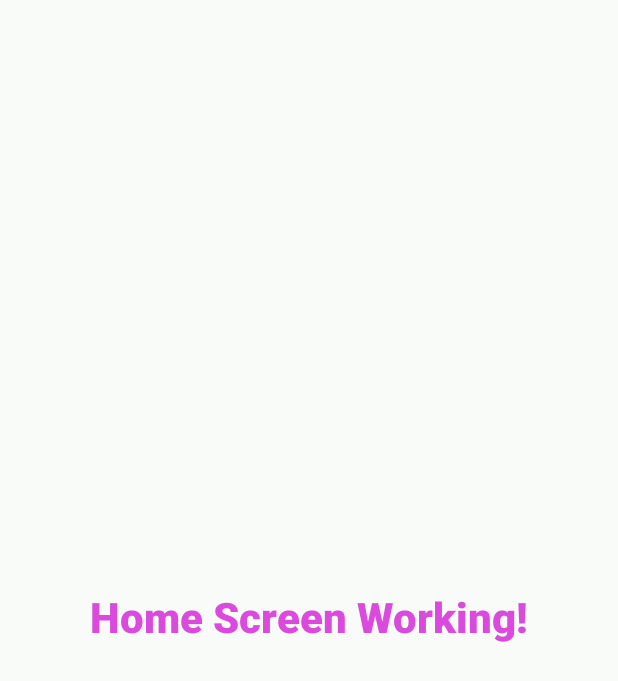
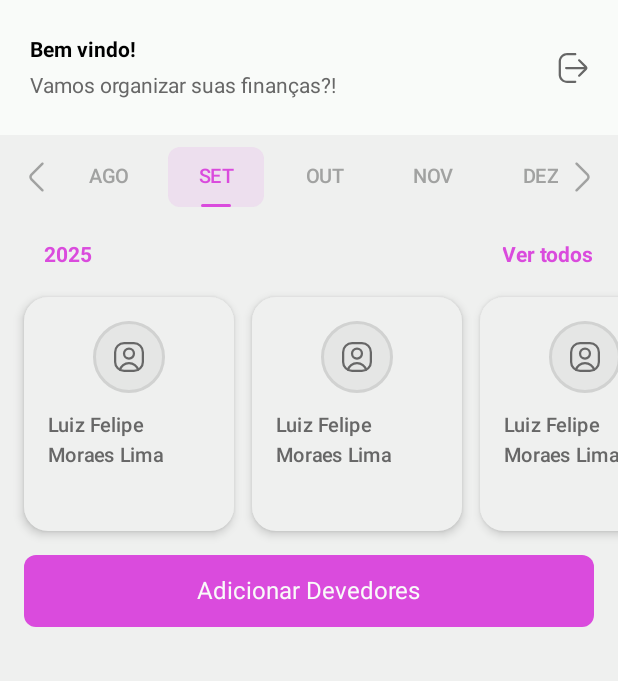
Before and after one commit to Luiz-F3lipe/Finance-Pay, an Android app built with Jetpack Compose: the @Preview function HomeScreenPrev, on a phone screen of 412 x 824 dp. Shown: the top 681 px of the screen. Run offline under Robolectric (Android 15) with nearby library versions, the phone set to English and light mode, and no system bars.

Commit message:
wip home

```diff
--- /dev/null
+++ b/app/src/main/java/com/luizf3lipe/financepay/components/header/Header.kt
@@ -0,0 +1,65 @@
+package com.luizf3lipe.financepay.components.header
+
+import androidx.compose.foundation.Image
+import androidx.compose.foundation.background
+import androidx.compose.foundation.layout.Arrangement
+import androidx.compose.foundation.layout.Box
+import androidx.compose.foundation.layout.Column
+import androidx.compose.foundation.layout.Row
+import androidx.compose.foundation.layout.WindowInsets
+import androidx.compose.foundation.layout.fillMaxWidth
+import androidx.compose.foundation.layout.height
+import androidx.compose.foundation.layout.padding
+import androidx.compose.foundation.layout.systemBars
+import androidx.compose.foundation.layout.windowInsetsPadding
+import androidx.compose.material3.Text
+import androidx.compose.material3.TextField
+import androidx.compose.runtime.Composable
+import androidx.compose.ui.Alignment
+import androidx.compose.ui.Modifier
+import androidx.compose.ui.res.painterResource
+import androidx.compose.ui.tooling.preview.Preview
+import androidx.compose.ui.unit.dp
+import com.luizf3lipe.financepay.R
+import com.luizf3lipe.financepay.ui.theme.Gray100
+import com.luizf3lipe.financepay.ui.theme.Gray500
+import com.luizf3lipe.financepay.ui.theme.TextSmall
+import com.luizf3lipe.financepay.ui.theme.TitleSmall
+
+@Composable
+fun Header() {
+    Box(
+        modifier = Modifier
+            .background(color = Gray100)
+            .fillMaxWidth()
+            .height(90.dp)
+            .windowInsetsPadding(WindowInsets.systemBars),
+        contentAlignment = Alignment.Center
+    ) {
+        Row(
+            modifier = Modifier
+                .fillMaxWidth()
+                .padding(horizontal = 20.dp),
+            horizontalArrangement = Arrangement.SpaceBetween,
+            verticalAlignment = Alignment.CenterVertically
+        ) {
+            Column(
+                verticalArrangement = Arrangement.spacedBy(8.dp)
+            ) {
+                Text(text = "Bem vindo!", style = TitleSmall)
+                Text(text = "Vamos organizar suas finanças?!", style = TextSmall, color = Gray500)
+            }
+
+            Image(
+                painter = painterResource(id = R.drawable.ic_logout),
+                contentDescription = "Sair logo",
+            )
+        }
+    }
+}
+
+@Preview
+@Composable
+private fun HeaderPrev() {
+    Header()
+}
--- a/app/src/main/java/com/luizf3lipe/financepay/components/monthSelector/MonthSelector.kt
+++ b/app/src/main/java/com/luizf3lipe/financepay/components/monthSelector/MonthSelector.kt
@@ -60,7 +60,6 @@ fun MonthSelector(
     onMonthSelected: (Month, Int) -> Unit = { _, _ -> },
     modifier: Modifier = Modifier,
     showNavigationArrows: Boolean = true,
-    monthsToShow: Int = 12, // quantos meses mostrar (passado + futuro)
     locale: Locale = Locale("pt", "BR")
 ) {
     val currentDate = LocalDate.now()
@@ -68,8 +67,8 @@ fun MonthSelector(
     var currentSelectedYear by remember { mutableIntStateOf(selectedYear) }
 
     // Gerar lista de meses baseada na data atual
-    val months = remember(currentDate, monthsToShow) {
-        generateMonthsList(currentDate, monthsToShow, locale)
+    val months = remember(currentDate,) {
+        generateMonthsList(currentDate.year, locale)
     }
 
     val listState = rememberLazyListState()
@@ -234,28 +233,16 @@ private fun NavigationArrow(
 // Função helper para gerar lista de meses
 @RequiresApi(Build.VERSION_CODES.O)
 private fun generateMonthsList(
-    currentDate: LocalDate,
-    monthsToShow: Int,
+    year: Int,
     locale: Locale
 ): List<MonthData> {
-    val months = mutableListOf<MonthData>()
-    val startDate = currentDate.minusMonths((monthsToShow / 2).toLong())
-
-    repeat(monthsToShow) { index ->
-        val date = startDate.plusMonths(index.toLong())
-        months.add(
-            MonthData(
-                month = date.month,
-                year = date.year,
-                displayName = date.month.getDisplayName(
-                    TextStyle.SHORT,
-                    locale
-                ).take(3) // Garantir máximo 3 caracteres
-            )
+    return Month.values().map { month ->
+        MonthData(
+            month = month,
+            year = year,
+            displayName = month.getDisplayName(TextStyle.SHORT, locale).take(3)
         )
     }
-
-    return months
 }
 
 // Versão compacta sem setas de navegação
@@ -273,7 +260,6 @@ fun CompactMonthSelector(
         onMonthSelected = onMonthSelected,
         modifier = modifier,
         showNavigationArrows = false,
-        monthsToShow = 8
     )
 }
 
--- a/app/src/main/java/com/luizf3lipe/financepay/components/primaryButton/PrimaryButton.kt
+++ b/app/src/main/java/com/luizf3lipe/financepay/components/primaryButton/PrimaryButton.kt
@@ -17,11 +17,12 @@ import com.luizf3lipe.financepay.ui.theme.Primary
 @Composable
 fun PrimaryButton(
     title: String,
-    onClick: () -> Unit
+    onClick: () -> Unit,
+    modifier: Modifier
 ) {
     Button(
         onClick = onClick,
-        modifier = Modifier
+        modifier = modifier
             .fillMaxWidth()
             .height(48.dp),
         colors = ButtonDefaults.buttonColors(
@@ -37,9 +38,3 @@ fun PrimaryButton(
         )
     }
 }
-
-@Preview
-@Composable
-private fun PrimaryButtonPrev() {
-    PrimaryButton(title = "Entrar", onClick = {})
-}
--- a/app/src/main/java/com/luizf3lipe/financepay/screens/home/HomeScreen.kt
+++ b/app/src/main/java/com/luizf3lipe/financepay/screens/home/HomeScreen.kt
@@ -1,39 +1,107 @@
 package com.luizf3lipe.financepay.screens.home
 
+import android.os.Build
+import androidx.annotation.RequiresApi
 import androidx.compose.foundation.background
+import androidx.compose.foundation.horizontalScroll
 import androidx.compose.foundation.layout.Arrangement
 import androidx.compose.foundation.layout.Box
 import androidx.compose.foundation.layout.Column
+import androidx.compose.foundation.layout.PaddingValues
+import androidx.compose.foundation.layout.Row
 import androidx.compose.foundation.layout.fillMaxSize
+import androidx.compose.foundation.layout.fillMaxWidth
+import androidx.compose.foundation.layout.padding
+import androidx.compose.foundation.rememberScrollState
 import androidx.compose.material3.Text
+import androidx.compose.material3.TextButton
 import androidx.compose.runtime.Composable
-import androidx.compose.ui.Alignment
 import androidx.compose.ui.Modifier
 import androidx.compose.ui.tooling.preview.Preview
-import com.luizf3lipe.financepay.ui.theme.Gray100
+import androidx.compose.ui.unit.dp
+import com.luizf3lipe.financepay.components.debtorCard.DebtorCard
+import com.luizf3lipe.financepay.components.header.Header
+import com.luizf3lipe.financepay.components.monthSelector.MonthSelector
+import com.luizf3lipe.financepay.components.primaryButton.PrimaryButton
 import com.luizf3lipe.financepay.ui.theme.Gray200
 import com.luizf3lipe.financepay.ui.theme.Primary
-import com.luizf3lipe.financepay.ui.theme.TitleLarge
+import com.luizf3lipe.financepay.ui.theme.TitleSmall
+import java.time.Month
 
+@RequiresApi(Build.VERSION_CODES.O)
 @Composable
 fun HomeScreen() {
     Box(
-        modifier = Modifier.fillMaxSize().background(color = Gray100),
+        modifier = Modifier
+            .fillMaxSize()
+            .background(color = Gray200),
     ) {
         Column(
             modifier = Modifier.fillMaxSize(),
-            verticalArrangement = Arrangement.Center,
-            horizontalAlignment = Alignment.CenterHorizontally,
         ) {
-            Text(
-                text = "Home Screen Working!",
-                style = TitleLarge,
-                color = Primary
+            Header()
+            MonthSelector(
+                selectedMonth = Month.SEPTEMBER,
+                selectedYear = 2025,
+                onMonthSelected = {_, _ -> },
+                modifier = Modifier
+                    .background(color = Gray200),
+                showNavigationArrows = true,
             )
+            Column(
+                modifier = Modifier
+                    .fillMaxWidth()
+            ) {
+                Row(
+                    modifier = Modifier.fillMaxWidth().padding(horizontal = 16.dp),
+                    horizontalArrangement = Arrangement.SpaceBetween
+                ) {
+                    TextButton(
+                        onClick = {},
+                        contentPadding = PaddingValues(all = 0.dp),
+                    ) {
+                        Text(
+                            text = "2025",
+                            style = TitleSmall,
+                            color = Primary,
+                        )
+                    }
+                    TextButton(
+                        onClick = {},
+                        contentPadding = PaddingValues(all = 0.dp),
+                    ) {
+                        Text(
+                            text = "Ver todos",
+                            style = TitleSmall,
+                            color = Primary
+                        )
+                    }
+                }
+                Row(
+                    horizontalArrangement = Arrangement.spacedBy(12.dp),
+                    modifier = Modifier
+                        .fillMaxWidth()
+                        .horizontalScroll(rememberScrollState())
+                        .padding(start = 16.dp, top = 4.dp, end = 16.dp)
+                ) {
+                    DebtorCard()
+                    DebtorCard()
+                    DebtorCard()
+                    DebtorCard()
+                    DebtorCard()
+                }
+
+                PrimaryButton(
+                    title = "Adicionar Devedores",
+                    onClick = {},
+                    modifier = Modifier.padding(16.dp)
+                )
+            }
         }
     }
 }
 
+@RequiresApi(Build.VERSION_CODES.O)
 @Preview
 @Composable
 private fun HomeScreenPrev() {
--- a/app/src/main/java/com/luizf3lipe/financepay/screens/login/LoginScreen.kt
+++ b/app/src/main/java/com/luizf3lipe/financepay/screens/login/LoginScreen.kt
@@ -93,7 +93,8 @@ fun LoginScreen(navController: NavController) {
                         navController.navigate(Screens.HomeRoot.route) {
                             popUpTo(Screens.Login.route) { inclusive = true }
                         }
-                    }
+                    },
+                    modifier = Modifier
                 )
             }
         }
--- /dev/null
+++ b/app/src/main/res/drawable/ic_logout.xml
@@ -0,0 +1,15 @@
+<vector xmlns:android="http://schemas.android.com/apk/res/android"
+    android:width="20dp"
+    android:height="20dp"
+    android:viewportWidth="20"
+    android:viewportHeight="20">
+  <path
+      android:pathData="M6.34,0.006L11.476,0.005L11.552,0.009C11.931,0.047 12.226,0.367 12.226,0.755C12.226,1.143 11.931,1.463 11.552,1.501L11.476,1.505H6.34L6.306,1.504C5.211,1.454 4.14,1.837 3.326,2.571C2.515,3.3 2.023,4.318 1.954,5.405V14.594C2.023,15.682 2.515,16.7 3.326,17.429C4.14,18.163 5.211,18.546 6.306,18.496L6.34,18.495H11.477L11.554,18.499C11.932,18.537 12.227,18.857 12.227,19.245C12.227,19.633 11.932,19.953 11.554,19.991L11.477,19.995H6.34C4.863,20.053 3.421,19.533 2.322,18.544C1.283,17.609 0.629,16.327 0.479,14.944L0.455,14.667C0.455,14.652 0.454,14.637 0.454,14.622V5.378C0.454,5.363 0.455,5.348 0.455,5.333C0.544,3.846 1.214,2.453 2.322,1.456C3.421,0.467 4.863,-0.053 6.34,0.006Z"
+      android:fillColor="#676767"/>
+  <path
+      android:pathData="M18.795,9.25L18.872,9.254C19.25,9.292 19.545,9.612 19.545,10C19.545,10.388 19.25,10.708 18.872,10.746L18.795,10.75H5.442C5.028,10.75 4.692,10.414 4.692,10C4.692,9.586 5.028,9.25 5.442,9.25H18.795Z"
+      android:fillColor="#676767"/>
+  <path
+      android:pathData="M18.038,10C18.038,9.942 18.021,9.887 17.99,9.84L17.955,9.796L13.553,5.394L13.501,5.337C13.261,5.043 13.278,4.608 13.553,4.334C13.827,4.059 14.262,4.042 14.556,4.282L14.613,4.334L19.02,8.74L19.137,8.871C19.396,9.189 19.538,9.587 19.538,10L19.529,10.175C19.489,10.583 19.31,10.967 19.02,11.26L14.613,15.667C14.32,15.959 13.846,15.959 13.553,15.667C13.26,15.374 13.26,14.899 13.553,14.606L17.955,10.204C17.995,10.163 18.022,10.112 18.033,10.057L18.038,10Z"
+      android:fillColor="#676767"/>
+</vector>
```
